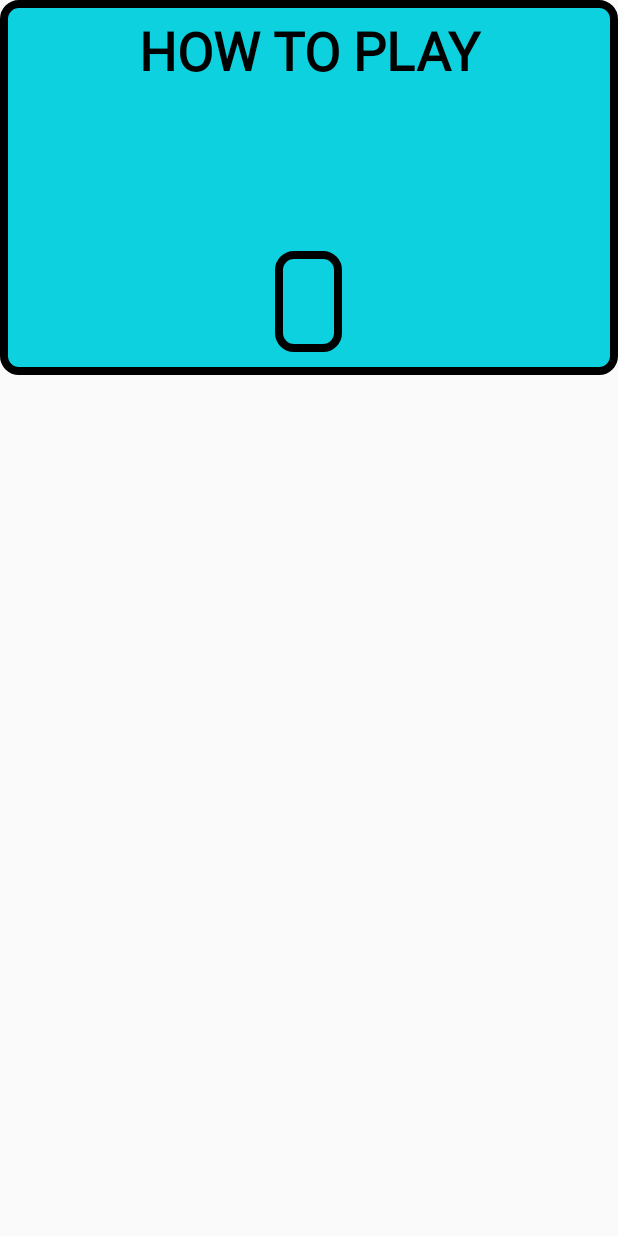
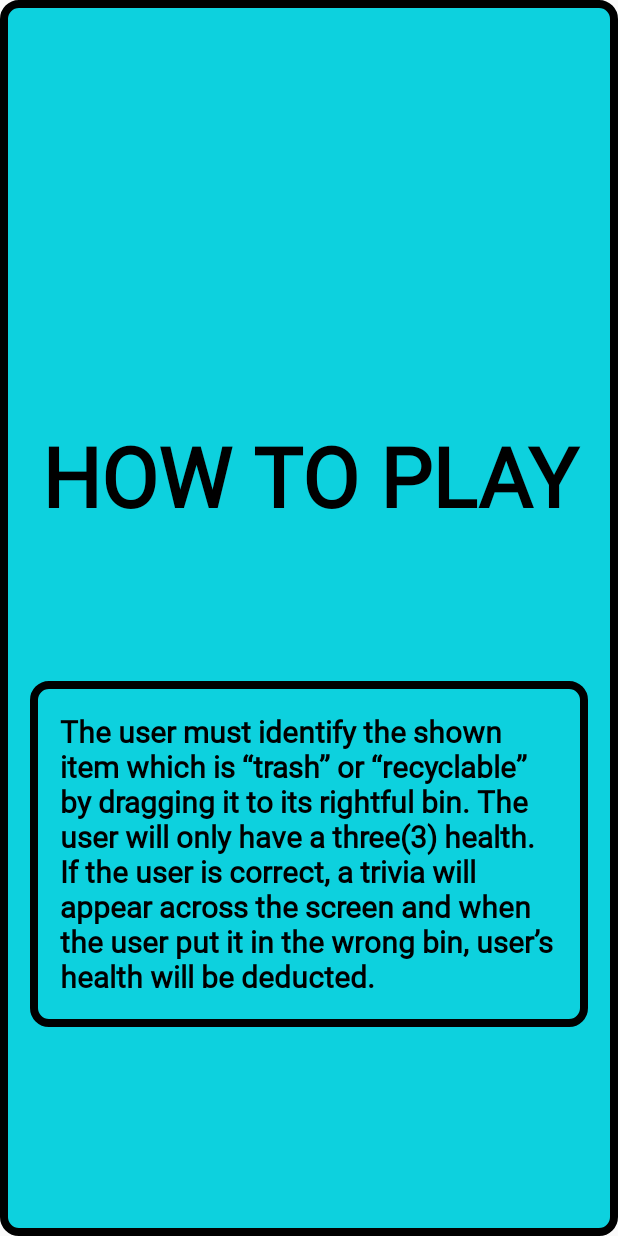
Before and after one commit to rrTio/CESTINO, an Android app: the screen it shows after launch (Instructions), after a tap on "INSTRUCTIONS", on a phone screen of 412 x 824 dp. Run offline under Robolectric (Android 15) with nearby library versions, the phone set to English and light mode, and no system bars.

Commit message:
change layout position & added sfx

```diff
--- a/app/src/main/java/com/example/final_project/Instructions.java
+++ b/app/src/main/java/com/example/final_project/Instructions.java
@@ -14,11 +14,17 @@ import android.os.Bundle;
 
 public class Instructions extends AppCompatActivity
 {
+    String strInstructions;
+    TextView lblInstructions;
     @RequiresApi(api = Build.VERSION_CODES.LOLLIPOP)
     @Override
+
     protected void onCreate(Bundle savedInstanceState)
     {
         super.onCreate(savedInstanceState);
         setContentView(R.layout.activity_instructions);
+        strInstructions = getResources().getString(R.string.instructions);
+        lblInstructions = findViewById(R.id.lblInstructions);
+        lblInstructions.setText(strInstructions);
     }
 }
--- a/app/src/main/java/com/example/final_project/MainMenu.java
+++ b/app/src/main/java/com/example/final_project/MainMenu.java
@@ -1,34 +1,30 @@
 package com.example.final_project;
 
 import android.content.Intent;
-import android.graphics.Color;
-import android.graphics.drawable.ColorDrawable;
-import android.graphics.drawable.Drawable;
-import android.os.Build;
+import android.media.MediaPlayer;
 import android.view.View;
 import android.widget.Button;
-import android.widget.ImageView;
-import android.widget.LinearLayout;
-import android.widget.TextView;
-import androidx.annotation.RequiresApi;
-import androidx.appcompat.app.AlertDialog;
 import androidx.appcompat.app.AppCompatActivity;
 import android.os.Bundle;
 
 public class MainMenu extends AppCompatActivity
 {
     Button btnPlay, btnInstructions, btnLeaderboards, btnQuit;
+    MediaPlayer bgm, bgm1, click;
     @Override
     protected void onCreate(Bundle savedInstanceState)
     {
         super.onCreate(savedInstanceState);
         setContentView(R.layout.activity_main_menu);
         setupButtons();
-
-        btnPlay.setOnClickListener(new View.OnClickListener() {@Override public void onClick(View v) {playGame();}});
-        btnInstructions.setOnClickListener(new View.OnClickListener() {@Override public void onClick(View v) {openInstructions();}});
-        btnLeaderboards.setOnClickListener(new View.OnClickListener() {@Override public void onClick(View v) {openLeaderboards();}});
-        btnQuit.setOnClickListener(new View.OnClickListener() {@Override public void onClick(View v) {quitGame();}});
+        click = MediaPlayer.create(this, R.raw.click);
+        bgm = MediaPlayer.create(this, R.raw.bgm);
+        bgm1 = MediaPlayer.create(this, R.raw.bgm1);
+        bgm.start();
+        btnPlay.setOnClickListener(new View.OnClickListener() {@Override public void onClick(View v) {playGame();click.start();bgm.pause(); bgm1.start();}});
+        btnInstructions.setOnClickListener(new View.OnClickListener() {@Override public void onClick(View v) {openInstructions();click.start();}});
+        btnLeaderboards.setOnClickListener(new View.OnClickListener() {@Override public void onClick(View v) {openLeaderboards();click.start();}});
+        btnQuit.setOnClickListener(new View.OnClickListener() {@Override public void onClick(View v) {quitGame();click.start();}});
     }
 
     public void setupButtons()
--- a/app/src/main/res/layout/activity_instructions.xml
+++ b/app/src/main/res/layout/activity_instructions.xml
@@ -2,7 +2,7 @@
 <LinearLayout xmlns:android="http://schemas.android.com/apk/res/android"
               android:orientation="vertical"
               android:layout_width="fill_parent"
-              android:layout_height="wrap_content"
+              android:layout_height="fill_parent"
               android:background="@drawable/alert_dialog_background">
 
     <TextView
@@ -10,10 +10,10 @@
             android:layout_width="match_parent"
             android:layout_height="wrap_content"
             android:gravity="center"
-            android:layout_margin="10dp"
+            android:layout_marginTop="280dp"
             android:text="HOW TO PLAY"
             android:textColor="#000000"
-            android:textSize="35dp"
+            android:textSize="55dp"
             android:textStyle="bold"
             android:fontFamily="@font/heyfun"
     />
--- a/app/src/main/res/layout/activity_main_menu.xml
+++ b/app/src/main/res/layout/activity_main_menu.xml
@@ -28,7 +28,7 @@
             android:gravity="center"
             android:fontFamily="@font/goffik_outline"
             android:layout_alignParentTop="true"
-            android:layout_marginTop="125dp"
+            android:layout_marginTop="135dp"
     />
 
     <Button
@@ -37,7 +37,7 @@
             android:layout_height="80dp"
             android:layout_centerHorizontal="true"
             android:layout_below="@id/lblTitle"
-            android:layout_marginTop="150dp"
+            android:layout_marginTop="130dp"
             android:layout_marginBottom="10dp"
             android:text="PLAY"
             android:textColor="#000000"
```
Also changed, not shown: app/src/main/java/com/example/final_project/MainActivity.java (+16 -5 lines), app/src/main/res/layout/activity_main.xml (+20 -21 lines), 5 other files.
